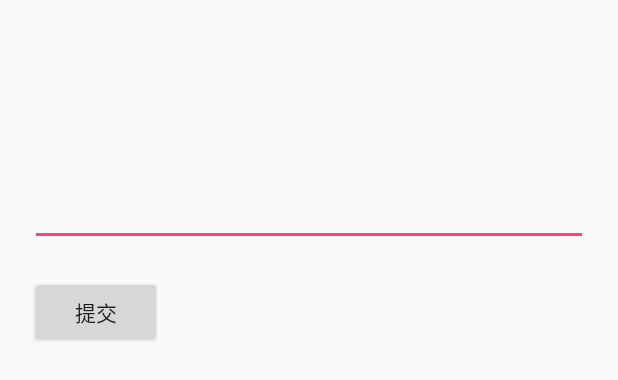
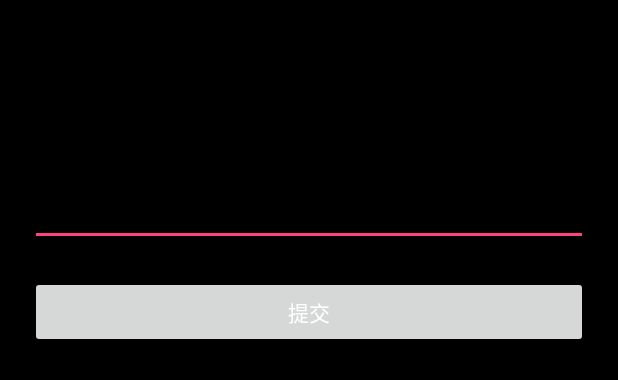
Before and after one commit to Vaycent/GuangZhouRun, an Android app: the layout activity_map_task.xml on its own in the app's theme, with its tools: preview values and no code run, on a phone screen of 412 x 824 dp. Shown: the top 380 px of the screen. Run offline under Robolectric (Android 15) with nearby library versions, the phone set to English and light mode, and no system bars.

Commit message:
黑色风格

```diff
--- a/app/src/main/AndroidManifest.xml
+++ b/app/src/main/AndroidManifest.xml
@@ -38,10 +38,9 @@
         </activity>
         <activity
             android:name="vaycent.mapgame.MapGameActivity"
-            android:theme="@style/Theme.Design.NoActionBar"/>
+            />
         <activity
-            android:name="vaycent.mapgame.MapTaskActivity"
-            android:theme="@style/Theme.Design.NoActionBar"/>
+            android:name="vaycent.mapgame.MapTaskActivity"/>
     </application>
 
 </manifest>
--- a/app/src/main/res/layout/activity_main.xml
+++ b/app/src/main/res/layout/activity_main.xml
@@ -3,10 +3,11 @@
     xmlns:android="http://schemas.android.com/apk/res/android"
     xmlns:app="http://schemas.android.com/apk/res-auto"
     xmlns:tools="http://schemas.android.com/tools"
-    android:id="@+id/drawer_layout"
+    android:id="@+id/drawer_layout_main"
     android:layout_width="match_parent"
     android:layout_height="match_parent"
     android:fitsSystemWindows="true"
+    android:background="@color/BLACK"
     tools:openDrawer="start">
 
     <include
@@ -15,7 +16,7 @@
         android:layout_height="match_parent"/>
 
     <android.support.design.widget.NavigationView
-        android:id="@+id/nav_view"
+        android:id="@+id/nav_view_main"
         android:layout_width="wrap_content"
         android:layout_height="match_parent"
         android:layout_gravity="start"
--- a/app/src/main/res/layout/include_main_contain.xml
+++ b/app/src/main/res/layout/include_main_contain.xml
@@ -6,6 +6,8 @@
     android:layout_height="match_parent"
     android:orientation="vertical"
     tools:context="vaycent.guangzhourun.MainActivity">
+
+
 
     <LinearLayout
         android:layout_width="match_parent"
--- a/app/src/main/res/menu/menu_main_rightmenu.xml
+++ b/app/src/main/res/menu/menu_main_rightmenu.xml
@@ -2,7 +2,7 @@
 <menu xmlns:android="http://schemas.android.com/apk/res/android"
       xmlns:app="http://schemas.android.com/apk/res-auto">
     <item
-        android:id="@+id/action_settings"
+        android:id="@+id/item_main_action_settings"
         android:orderInCategory="100"
         android:title="@string/action_settings"
         app:showAsAction="never"/>
--- a/base/src/main/java/vaycent/base/MapUtils.java
+++ b/base/src/main/java/vaycent/base/MapUtils.java
@@ -5,6 +5,7 @@ import android.content.Context;
 import android.graphics.BitmapFactory;
 
 import com.amap.api.maps.AMap;
+import com.amap.api.maps.CameraUpdate;
 import com.amap.api.maps.CameraUpdateFactory;
 import com.amap.api.maps.UiSettings;
 import com.amap.api.maps.model.BitmapDescriptorFactory;
@@ -34,7 +35,9 @@ public class MapUtils {
                 .include(end)
                 .build();
 
-        mAMap.moveCamera(CameraUpdateFactory.newLatLngBounds(bounds, 15));
+
+        CameraUpdate mCameraUpdate = CameraUpdateFactory.newLatLngBounds(bounds, 10);
+        mAMap.moveCamera(mCameraUpdate);
     }
 
     /* 增加一个Poi Marker到地图上 */
--- a/mapgame/src/main/res/layout/activity_map_game.xml
+++ b/mapgame/src/main/res/layout/activity_map_game.xml
@@ -2,7 +2,8 @@
 <RelativeLayout
     xmlns:android="http://schemas.android.com/apk/res/android"
     android:layout_width="match_parent"
-    android:layout_height="match_parent">
+    android:layout_height="match_parent"
+    >
 
     <com.amap.api.maps.MapView
         android:id="@+id/activity_map_game_mv_map"
--- a/mapgame/src/main/res/layout/activity_map_task.xml
+++ b/mapgame/src/main/res/layout/activity_map_task.xml
@@ -5,34 +5,39 @@
     xmlns:tools="http://schemas.android.com/tools"
     android:layout_width="match_parent"
     android:layout_height="match_parent"
-    android:layout_margin="20dp"
+    android:padding="20dp"
     android:orientation="vertical"
-    tools:context="vaycent.mapgame.MapTaskActivity">
+    tools:context="vaycent.mapgame.MapTaskActivity"
+    android:background="@color/BLACK">
 
     <TextView
         android:id="@+id/activity_map_task_tv_question"
         android:layout_marginTop="20dp"
         android:layout_width="wrap_content"
-        android:layout_height="wrap_content"/>
+        android:layout_height="wrap_content"
+        android:textColor="@color/WHITE"/>
 
 
     <TextView
         android:id="@+id/activity_map_task_tv_hint"
         android:layout_marginTop="20dp"
         android:layout_width="wrap_content"
-        android:layout_height="wrap_content"/>
+        android:layout_height="wrap_content"
+        android:textColor="@color/WHITE"/>
 
     <EditText
         android:id="@+id/activity_map_task_et_answer"
         android:layout_marginTop="20dp"
         android:layout_width="match_parent"
-        android:layout_height="wrap_content"/>
+        android:layout_height="wrap_content"
+        android:textColor="@color/WHITE"/>
 
     <Button
         android:id="@+id/activity_map_task_btn_submit"
         android:layout_marginTop="20dp"
-        android:layout_width="wrap_content"
+        android:layout_width="match_parent"
         android:layout_height="wrap_content"
+        android:textColor="@color/WHITE"
         android:text="提交"/>
 
 </LinearLayout>
--- /dev/null
+++ b/resource/src/main/res/values/color.xml
@@ -0,0 +1,6 @@
+<?xml version="1.0" encoding="utf-8"?>
+<resources>
+    <color name="BLACK">#000000</color>
+    <color name="WHITE">#FFFFFF</color>
+
+</resources>
--- /dev/null
+++ b/resource/src/main/res/values/style.xml
@@ -0,0 +1,4 @@
+<?xml version="1.0" encoding="utf-8"?>
+<resources>
+
+</resources>
```
Also changed, not shown: app/src/main/java/vaycent/guangzhourun/MainActivity.java (+40 -1 lines), base/src/main/java/vaycent/base/StatusbarUtils.java (added, +45 -0 lines), mapgame/src/main/java/vaycent/mapgame/MapGameActivity.java (+7 -0 lines), mapgame/src/main/java/vaycent/mapgame/MapTaskActivity.java (+8 -0 lines).
